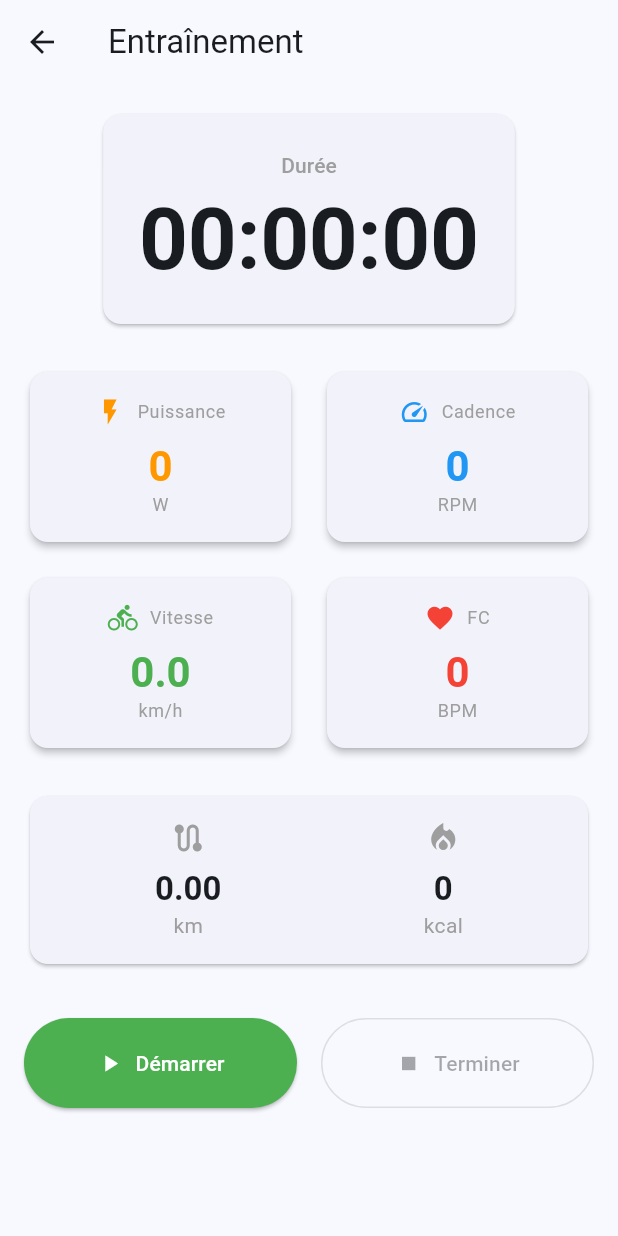
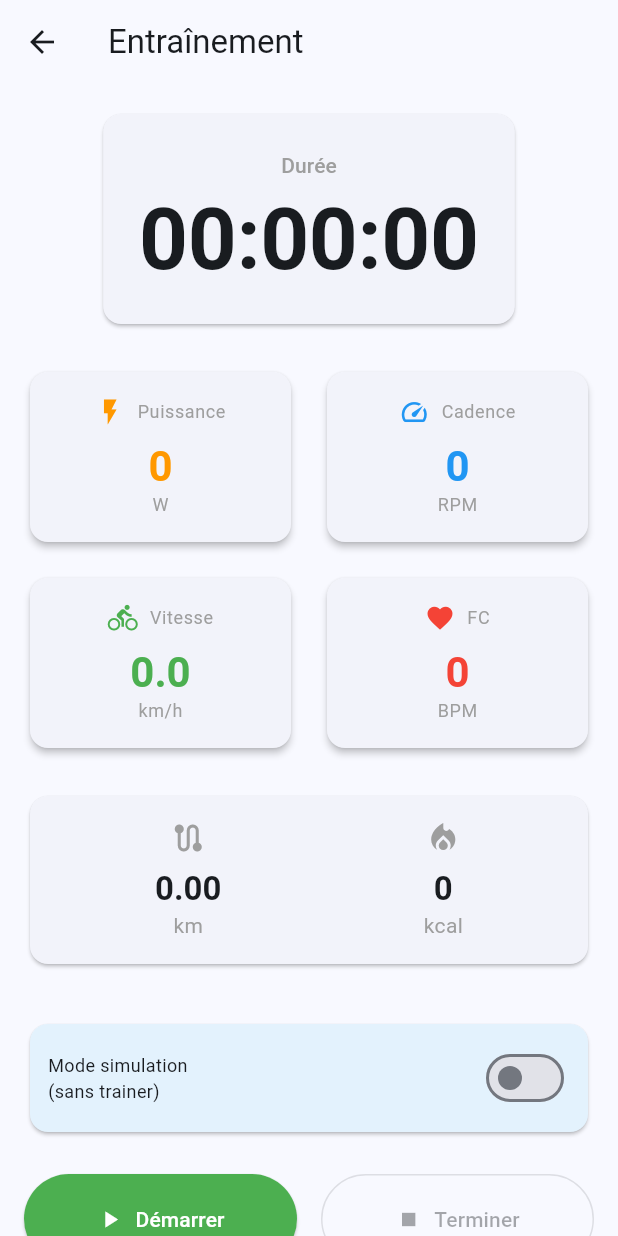
Before and after one commit to martinregent/cycling-trainer-app, a Flutter app: the WorkoutScreen screen opened directly, on a phone screen of 412 x 824 dp. Run offline on Flutter 3.47's test engine with Material 3 defaults, Android fonts, the phone set to English and light mode, and no system bars; our stand-ins replace app_links, file_picker, fl_chart, flutter_blue_plus, flutter_map, hive and 2 more; missing offline and left inert: ditredi, fit_tool, gpx, oauth2; accounts and stored records are empty.

Commit message:
Implement simulation toggle and improve 3D visualization with POV view
Changes:
1. Added optional simulation mode toggle - distance no longer increments automatically
   without trainer. User must enable 'Mode simulation' switch to test without hardware.

2. Improved 3D isometric view visibility:
   - Changed route color from blue to amber/yellow for better contrast
   - Enhanced grid with major/minor lines (200m vs 50m spacing)
   - Better lighting configuration
   - Larger cyclist marker for visibility

3. Added new first-person POV 3D view:
   - New Scene3DPOVView widget showing cyclist's perspective
   - Road visualization with yellow main line and white edge markers
   - Elevation indicators (red=uphill, blue=downhill)
   - Sky-blue background for immersive experience

4. Updated workout screen:
   - Added third visualization mode selector (Carte, 3D, POV)
   - Simulation toggle appears only when no trainer is connected
   - Users can now switch between 3 different views during workout

This addresses user feedback about automatic distance increment and poor 3D visibility.

Co-Authored-By: Claude Haiku 4.5 <noreply@anthropic.com>

```diff
--- a/lib/screens/workout_screen.dart
+++ b/lib/screens/workout_screen.dart
@@ -6,6 +6,7 @@ import '../widgets/metric_tile.dart';
 import '../widgets/route_map.dart';
 import '../widgets/elevation_profile.dart';
 import '../widgets/scene_3d_view.dart';
+import '../widgets/scene_3d_pov_view.dart';
 import 'package:uuid/uuid.dart';
 import '../models/workout.dart';
 import '../repositories/workout_repository.dart';
@@ -22,7 +23,9 @@ class WorkoutScreen extends StatefulWidget {
 
 class _WorkoutScreenState extends State<WorkoutScreen> {
   bool _isRecording = false;
-  bool showMap = true;
+  // Visualization mode: 'map', '3d', 'pov'
+  String _viewMode = 'map';
+  bool _simulateSpeed = false; // Toggle simulation mode when no trainer
   DateTime? _startTime;
   Timer? _timer;
   int _elapsedSeconds = 0;
@@ -44,10 +47,11 @@ class _WorkoutScreenState extends State<WorkoutScreen> {
         _timer = Timer.periodic(const Duration(seconds: 1), (timer) {
           setState(() {
             _elapsedSeconds++;
-            // Simulate 30km/h = 8.33 m/s for testing visualization if no device connected
-            // Only if bluetooth speed is 0
             final provider = Provider.of<BluetoothProvider>(context, listen: false);
-            double currentSpeed = provider.speed > 0 ? provider.speed : (provider.connectedTrainer != null ? 0 : 30.0);
+            // Use trainer speed if available, otherwise use simulation if enabled
+            double currentSpeed = provider.speed > 0
+              ? provider.speed
+              : (provider.connectedTrainer != null ? 0 : (_simulateSpeed ? 30.0 : 0.0));
 
             _totalDistance += (currentSpeed / 3.6);  // speed is km/h, convert to m/s
 
@@ -274,32 +278,44 @@ class _WorkoutScreenState extends State<WorkoutScreen> {
 
                 const SizedBox(height: 24),
 
-                // Visualisation (Map ou 3D)
+                // Visualisation (Map, 3D isometric, or POV)
                 if (widget.route != null) ...[
-                  Row(
+                  SingleChildScrollView(
+                    scrollDirection: Axis.horizontal,
+                    child: Row(
                       mainAxisAlignment: MainAxisAlignment.center,
                       children: [
                         ElevatedButton(
-                        onPressed: () => setState(() => showMap = true),
+                          onPressed: () => setState(() => _viewMode = 'map'),
                           style: ElevatedButton.styleFrom(
-                          backgroundColor: showMap ? Theme.of(context).primaryColor : Colors.grey[300],
-                          foregroundColor: showMap ? Colors.white : Colors.black,
+                            backgroundColor: _viewMode == 'map' ? Theme.of(context).primaryColor : Colors.grey[300],
+                            foregroundColor: _viewMode == 'map' ? Colors.white : Colors.black,
                           ),
                           child: const Text('Carte'),
                         ),
                         const SizedBox(width: 8),
                         ElevatedButton(
-                        onPressed: () => setState(() => showMap = false),
+                          onPressed: () => setState(() => _viewMode = '3d'),
                           style: ElevatedButton.styleFrom(
-                          backgroundColor: !showMap ? Theme.of(context).primaryColor : Colors.grey[300],
-                          foregroundColor: !showMap ? Colors.white : Colors.black,
+                            backgroundColor: _viewMode == '3d' ? Theme.of(context).primaryColor : Colors.grey[300],
+                            foregroundColor: _viewMode == '3d' ? Colors.white : Colors.black,
                           ),
                           child: const Text('3D'),
                         ),
+                        const SizedBox(width: 8),
+                        ElevatedButton(
+                          onPressed: () => setState(() => _viewMode = 'pov'),
+                          style: ElevatedButton.styleFrom(
+                            backgroundColor: _viewMode == 'pov' ? Theme.of(context).primaryColor : Colors.grey[300],
+                            foregroundColor: _viewMode == 'pov' ? Colors.white : Colors.black,
+                          ),
+                          child: const Text('POV'),
+                        ),
                       ],
                     ),
+                  ),
                   const SizedBox(height: 16),
-                  if (showMap)
+                  if (_viewMode == 'map')
                     SizedBox(
                       height: 300,
                       child: RouteMap(
@@ -307,10 +323,18 @@ class _WorkoutScreenState extends State<WorkoutScreen> {
                         currentPositionIndex: currentIndex,
                       ),
                     )
+                  else if (_viewMode == '3d')
+                    SizedBox(
+                      height: 300,
+                      child: Scene3DView(
+                        route: widget.route!,
+                        currentPositionIndex: currentIndex,
+                      ),
+                    )
                   else
                     SizedBox(
                       height: 300,
-                      child: Scene3DView(
+                      child: Scene3DPOVView(
                         route: widget.route!,
                         currentPositionIndex: currentIndex,
                       ),
@@ -379,6 +403,32 @@ class _WorkoutScreenState extends State<WorkoutScreen> {
 
                 const SizedBox(height: 32),
 
+                // Simulation Mode Toggle (only show if no trainer connected)
+                if (bluetooth.connectedTrainer == null && !_isRecording)
+                  Card(
+                    color: Colors.blue[50],
+                    child: Padding(
+                      padding: const EdgeInsets.all(12.0),
+                      child: Row(
+                        mainAxisAlignment: MainAxisAlignment.spaceBetween,
+                        children: [
+                          const Flexible(
+                            child: Text(
+                              'Mode simulation\n(sans trainer)',
+                              style: TextStyle(fontSize: 12),
+                            ),
+                          ),
+                          Switch(
+                            value: _simulateSpeed,
+                            onChanged: (value) => setState(() => _simulateSpeed = value),
+                          ),
+                        ],
+                      ),
+                    ),
+                  ),
+
+                const SizedBox(height: 24),
+
                 // Control Buttons
                 Row(
                   children: [
```
Also changed, not shown: lib/widgets/scene_3d_pov_view.dart (added, +160 -0 lines), lib/widgets/scene_3d_view.dart (+24 -12 lines). Lines whose indentation alone changed are shown as unchanged.
